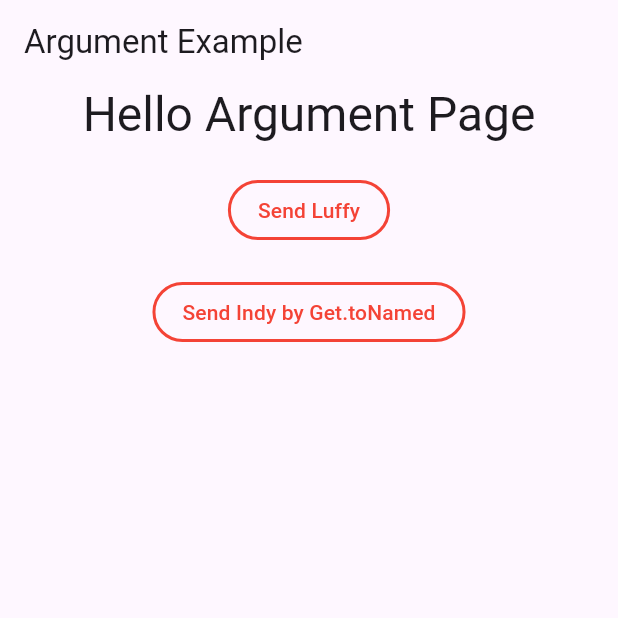
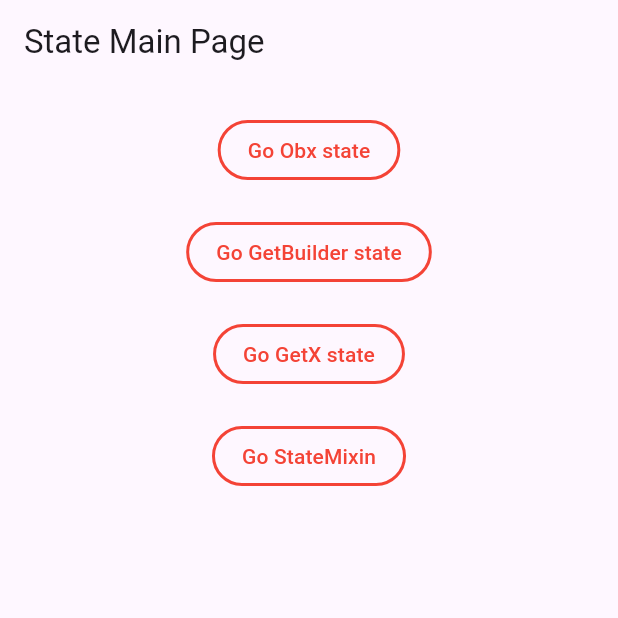
Before and after one commit to memokit/training-flutter, a Flutter app: the screen it shows after launch, on a phone screen of 412 x 824 dp, the top half of it. Run offline on Flutter 3.47's test engine with Material 3 defaults, Android fonts, the light colour scheme and no system bars; our stand-ins replace get.

Commit message:
update training 5

```diff
--- a/my_app/lib/main.dart
+++ b/my_app/lib/main.dart
@@ -11,6 +11,11 @@ import 'package:my_app/training-4/argument_second_page.dart';
 import 'package:my_app/training-4/navigator_page.dart';
 import 'package:my_app/training-4/route_name_2_page.dart';
 import 'package:my_app/training-4/route_name_page.dart';
+import 'package:my_app/training-5/get_builder_state_page.dart';
+import 'package:my_app/training-5/getx_state_page.dart';
+import 'package:my_app/training-5/obx_state_page.dart';
+import 'package:my_app/training-5/state_main_page.dart';
+import 'package:my_app/training-5/state_mixin_page.dart';
 
 void main() {
   runApp(const MyApp());
@@ -38,10 +43,12 @@ class MyApp extends StatelessWidget {
 
       initialRoute: '/',
       getPages: [
-        // GetPage(name: '/', page: () => RouteNamePage()),
-        GetPage(name: '/', page: () => ArgumentFirstPage()),
-        GetPage(name: '/routeName2Page', page: () => RouteName2Page()),
-        GetPage(name: '/argumentSecondPage', page: () => ArgumentSecondPage()),
+        GetPage(name: '/', page: () => StateMainPage()),
+        GetPage(name: '/obxStatePage', page: () => ObxStatePage()),
+        GetPage(
+            name: '/getBuilderStatePage', page: () => GetBuilderStatePage()),
+        GetPage(name: '/getxStatePage', page: () => GetxStatePage()),
+        GetPage(name: '/stateMixinPage', page: () => StateMixinPage()),
       ],
     );
   }
--- /dev/null
+++ b/my_app/lib/training-5/state_main_page.dart
@@ -0,0 +1,73 @@
+import 'package:flutter/material.dart';
+import 'package:get/get.dart';
+
+class StateMainPage extends StatelessWidget {
+  const StateMainPage({super.key});
+
+  @override
+  Widget build(BuildContext context) {
+    return Scaffold(
+        appBar: AppBar(
+          title: Text('State Main Page'),
+        ),
+        body: Container(
+          width: Get.width,
+          child: Column(
+            children: [
+              const SizedBox(height: 20),
+              OutlinedButton(
+                onPressed: () {
+                  Get.toNamed("/obxStatePage");
+                },
+                style: OutlinedButton.styleFrom(
+                  foregroundColor: Colors.red,
+                  side: const BorderSide(color: Colors.red, width: 2),
+                  padding:
+                      const EdgeInsets.symmetric(horizontal: 20, vertical: 10),
+                ),
+                child: const Text('Go Obx state'),
+              ),
+              const SizedBox(height: 20),
+              OutlinedButton(
+                onPressed: () {
+                  Get.toNamed("/getBuilderStatePage");
+                },
+                style: OutlinedButton.styleFrom(
+                  foregroundColor: Colors.red,
+                  side: const BorderSide(color: Colors.red, width: 2),
+                  padding:
+                      const EdgeInsets.symmetric(horizontal: 20, vertical: 10),
+                ),
+                child: const Text('Go GetBuilder state'),
+              ),
+              const SizedBox(height: 20),
+              OutlinedButton(
+                onPressed: () {
+                  Get.toNamed("/getxStatePage");
+                },
+                style: OutlinedButton.styleFrom(
+                  foregroundColor: Colors.red,
+                  side: const BorderSide(color: Colors.red, width: 2),
+                  padding:
+                      const EdgeInsets.symmetric(horizontal: 20, vertical: 10),
+                ),
+                child: const Text('Go GetX state'),
+              ),
+              const SizedBox(height: 20),
+              OutlinedButton(
+                onPressed: () {
+                  Get.toNamed("/stateMixinPage");
+                },
+                style: OutlinedButton.styleFrom(
+                  foregroundColor: Colors.red,
+                  side: const BorderSide(color: Colors.red, width: 2),
+                  padding:
+                      const EdgeInsets.symmetric(horizontal: 20, vertical: 10),
+                ),
+                child: const Text('Go StateMixin'),
+              ),
+            ],
+          ),
+        ));
+  }
+}
```
Also changed, not shown: my_app/lib/training-5/controllers/counter_controller.dart (added, +24 -0 lines), my_app/lib/training-5/get_builder_state_page.dart (added, +26 -0 lines), my_app/lib/training-5/getx_state_page.dart (added, +28 -0 lines), my_app/lib/training-5/obx_state_page.dart (added, +24 -0 lines), my_app/lib/training-5/state_mixin_page.dart (added, +26 -0 lines), 5 other files.
